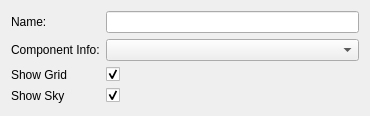
The window that studio/include/tesseract_qt/studio/plugins/render/studio_render_plugin_config_widget.ui (tesseract-robotics/tesseract_qt) describes before a commit, drawn with Qt 5.
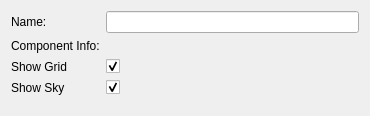
The same window after the commit. Custom widgets are drawn as their Qt base class.

Diff of the .ui file:
```diff
--- a/studio/include/tesseract_qt/studio/plugins/render/studio_render_plugin_config_widget.ui
+++ b/studio/include/tesseract_qt/studio/plugins/render/studio_render_plugin_config_widget.ui
@@ -21,9 +21,6 @@
      </property>
     </widget>
    </item>
-   <item row="1" column="1">
-    <widget class="QComboBox" name="component_info_combo_box"/>
-   </item>
    <item row="0" column="0">
     <widget class="QLabel" name="name_label">
      <property name="text">
@@ -74,6 +71,9 @@
      </property>
     </widget>
    </item>
+   <item row="1" column="1">
+    <widget class="tesseract_gui::ComponentInfoWidget" name="component_info_widget" native="true"/>
+   </item>
   </layout>
  </widget>
  <customwidgets>
@@ -83,6 +83,12 @@
    <header>tesseract_qt/studio/studio_plugin_config_widget.h</header>
    <container>1</container>
   </customwidget>
+  <customwidget>
+   <class>tesseract_gui::ComponentInfoWidget</class>
+   <extends>QWidget</extends>
+   <header>tesseract_qt/common/widgets/component_info_widget.h</header>
+   <container>1</container>
+  </customwidget>
  </customwidgets>
  <resources/>
  <connections/>
```
